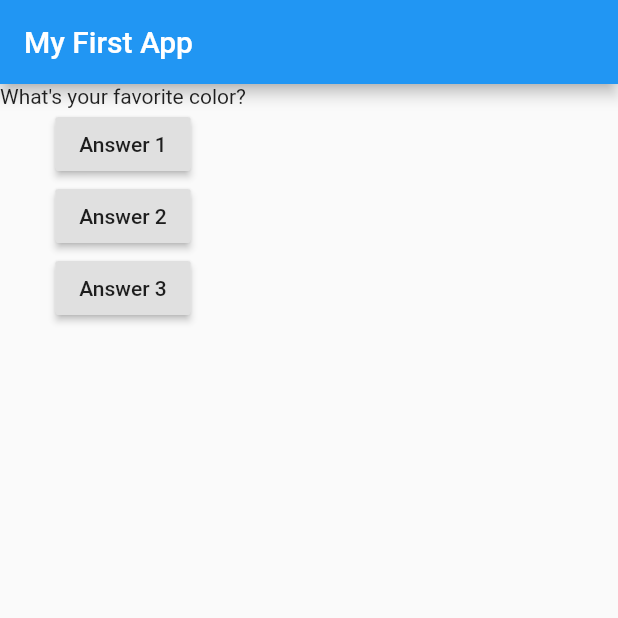
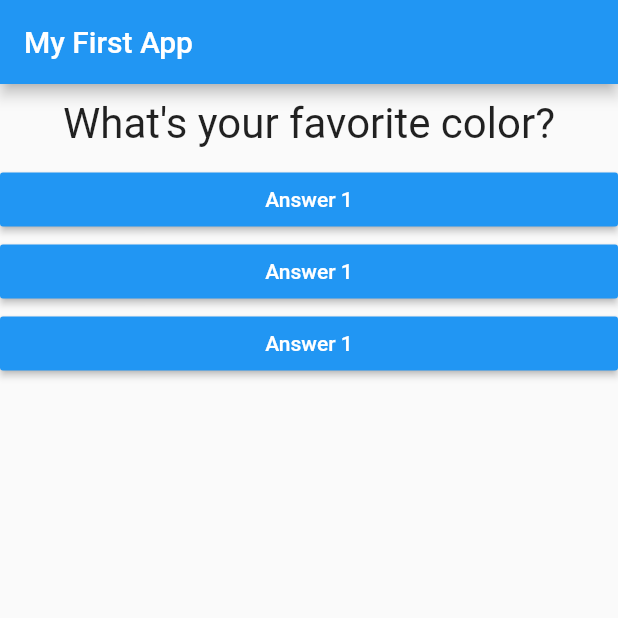
Before and after one commit to harshvarmora28/quizzes_flutter_app, a Flutter app: the screen it shows after launch, on a phone screen of 412 x 824 dp, the top half of it. Run offline on Flutter 3.47's test engine with Material 2 defaults, Android fonts, the phone set to English and light mode, and no system bars.

Commit message:
working on displaying options and answers

```diff
--- /dev/null
+++ b/lib/answer.dart
@@ -0,0 +1,19 @@
+import 'package:flutter/material.dart';
+
+class Answer extends StatelessWidget {
+  // const Answer({ Key? key }) : super(key: key);
+  final Function selectHandler;
+
+  Answer(this.selectHandler);
+
+  @override
+  Widget build(BuildContext context) {
+    return Container(
+      width: double.infinity,
+      child: RaisedButton(
+          color: Colors.blue,
+          textColor: Colors.white,
+          child: Text("Answer 1"), onPressed: selectHandler),
+    );
+  }
+}
--- a/lib/main.dart
+++ b/lib/main.dart
@@ -1,4 +1,7 @@
 import "package:flutter/material.dart";
+
+import './question.dart';
+import './answer.dart';
 
 void main() {
   runApp(MyApp());
@@ -36,10 +39,10 @@ class _MyAppState extends State<MyApp> {
       ),
       body: Column(
         children: [
-          Text(questions[_questionIndex]),
-          RaisedButton(child: Text("Answer 1"), onPressed: _answerQuestion),
-          RaisedButton(child: Text("Answer 2"), onPressed: _answerQuestion),
-          RaisedButton(child: Text("Answer 3"), onPressed: _answerQuestion)
+          Question(questions[_questionIndex]),
+          Answer(_answerQuestion),
+          Answer(_answerQuestion),
+          Answer(_answerQuestion)
         ],
       ),
     ));
--- /dev/null
+++ b/lib/question.dart
@@ -0,0 +1,20 @@
+import 'package:flutter/material.dart';
+
+class Question extends StatelessWidget {
+  // const ({ Key? key }) : super(key: key);
+  final String questionText;
+
+  Question(this.questionText);
+
+  @override
+  Widget build(BuildContext context) {
+    return Container(
+      width: double.infinity,
+      margin: EdgeInsets.all(10),
+      child: Text(
+      questionText,
+      style: TextStyle(fontSize: 28),
+      textAlign: TextAlign.center,
+    ),);
+  }
+}
```
